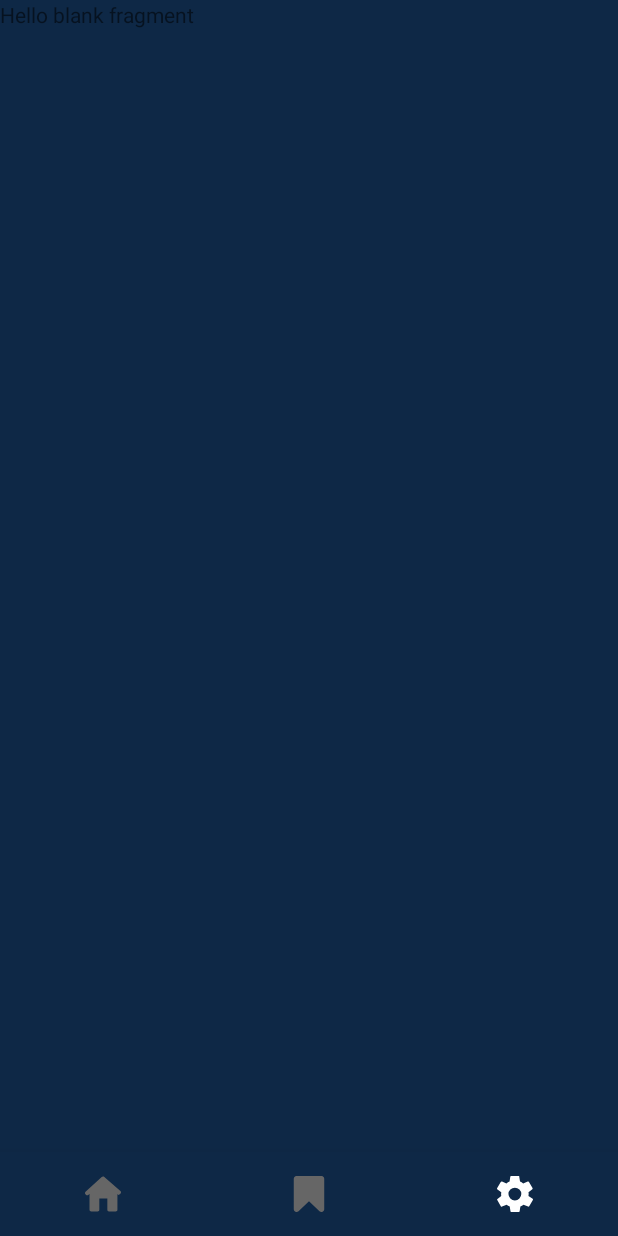
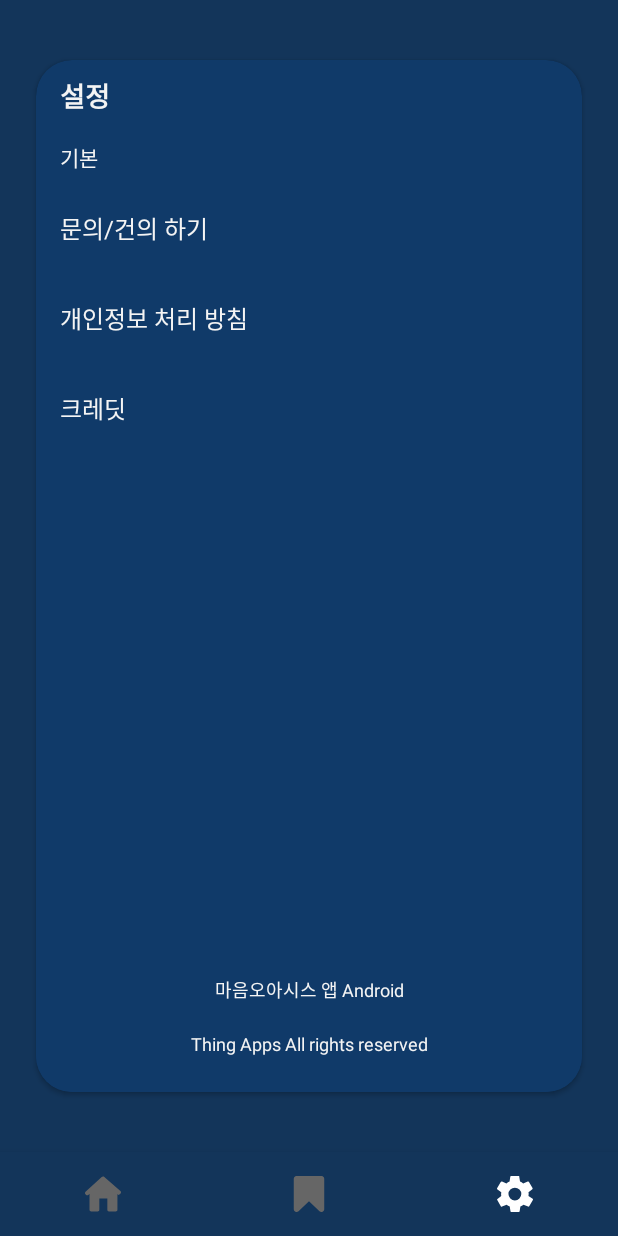
Before and after one commit to ahndwon/mind-oasis-android, an Android app: the screen it shows after launch (MainActivity), item 3 of the bottom bar chosen, on a phone screen of 412 x 824 dp. Run offline under Robolectric (Android 15) with nearby library versions, the phone set to English and light mode, and no system bars; 1 statement that could not run was skipped.

Commit message:
add settings layout

```diff
--- a/app/src/main/AndroidManifest.xml
+++ b/app/src/main/AndroidManifest.xml
@@ -1,6 +1,8 @@
 <?xml version="1.0" encoding="utf-8"?>
 <manifest xmlns:android="http://schemas.android.com/apk/res/android"
     package="xyz.thingapps.mindoasis">
+
+    <uses-permission android:name="android.permission.INTERNET" />
 
     <application
         android:name=".SharedApplication"
--- a/app/src/main/java/xyz/thingapps/mindoasis/activity/MainActivity.kt
+++ b/app/src/main/java/xyz/thingapps/mindoasis/activity/MainActivity.kt
@@ -1,12 +1,9 @@
 package xyz.thingapps.mindoasis.activity
 
-import android.net.Uri
 import android.os.Bundle
 import androidx.appcompat.app.AppCompatActivity
-import androidx.fragment.app.Fragment
 import kotlinx.android.synthetic.main.activity_main.*
 import org.jetbrains.anko.AnkoLogger
-import org.jetbrains.anko.debug
 import org.jetbrains.anko.toast
 import xyz.thingapps.mindoasis.R
 import xyz.thingapps.mindoasis.fragment.BookmarkFragment
@@ -15,24 +12,23 @@ import xyz.thingapps.mindoasis.fragment.SettingsFragment
 import xyz.thingapps.mindoasis.util.setStatusBarColor
 import xyz.thingapps.mindoasis.util.setStatusBarIconDark
 
-class MainActivity : AppCompatActivity(), SettingsFragment.OnFragmentInteractionListener, AnkoLogger {
+class MainActivity : AppCompatActivity(), AnkoLogger {
     private var backPressedTime = 0L
 
     companion object {
         const val FINISH_INTERVAL_TIME = 2000L
     }
 
-    override fun onFragmentInteraction(uri: Uri) {
-        debug("onFragmentInteraction")
-    }
 
     override fun onCreate(savedInstanceState: Bundle?) {
         super.onCreate(savedInstanceState)
         setContentView(R.layout.activity_main)
 
         supportFragmentManager.beginTransaction()
-                .replace(R.id.mainContainer,
-                        HomeFragment(), HomeFragment::class.java.name)
+            .replace(
+                R.id.fragmentContainer,
+                HomeFragment(), HomeFragment::class.java.name
+            )
             .commit()
 
         val list = listOf(
@@ -46,15 +42,18 @@ class MainActivity : AppCompatActivity(), SettingsFragment.OnFragmentInteraction
             when (list.indexOf(menuItem.itemId)) {
                 0 -> {
                     supportFragmentManager.beginTransaction()
-                        .replace(R.id.mainContainer, HomeFragment(), HomeFragment::class.java.name)
+                        .replace(
+                            R.id.fragmentContainer,
+                            HomeFragment(),
+                            HomeFragment::class.java.name
+                        )
                         .commit()
                     true
                 }
 
                 1 -> {
                     supportFragmentManager.beginTransaction()
-                            .replace(R.id.mainContainer, BookmarkFragment())
-//                            .addToBackStack(BookmarkFragment::class.java.name)
+                        .replace(R.id.fragmentContainer, BookmarkFragment())
                         .commit()
                     true
                 }
@@ -66,8 +65,7 @@ class MainActivity : AppCompatActivity(), SettingsFragment.OnFragmentInteraction
 
                 2 -> {
                     supportFragmentManager.beginTransaction()
-                            .replace(R.id.mainContainer, SettingsFragment())
-//                            .addToBackStack(SettingsFragment::class.java.name)
+                        .replace(R.id.fragmentContainer, SettingsFragment())
                         .commit()
                     true
                 }
@@ -82,17 +80,6 @@ class MainActivity : AppCompatActivity(), SettingsFragment.OnFragmentInteraction
         setStatusBarIconDark(false)
     }
 
-    override fun onAttachFragment(fragment: Fragment) {
-        if (fragment is SettingsFragment) {
-//            fragment.listener = object : SettingsFragment.OnFragmentInteractionListener {
-//                override fun onFragmentInteraction(uri: Uri) {
-//                    toast("Settings FragmentInteraction")
-//                }
-//            }
-            fragment.listener = this
-        }
-    }
-
     override fun onBackPressed() {
         val tempTime = System.currentTimeMillis()
         val intervalTime = tempTime - backPressedTime
--- a/app/src/main/java/xyz/thingapps/mindoasis/fragment/SettingsFragment.kt
+++ b/app/src/main/java/xyz/thingapps/mindoasis/fragment/SettingsFragment.kt
@@ -1,7 +1,5 @@
 package xyz.thingapps.mindoasis.fragment
 
-import android.content.Context
-import android.net.Uri
 import android.os.Bundle
 import android.view.LayoutInflater
 import android.view.View
@@ -9,32 +7,10 @@ import android.view.ViewGroup
 import androidx.fragment.app.Fragment
 import xyz.thingapps.mindoasis.R
 
-// TODO: Rename parameter arguments, choose names that match
-// the fragment initialization parameters, e.g. ARG_ITEM_NUMBER
-private const val ARG_PARAM1 = "param1"
-private const val ARG_PARAM2 = "param2"
-
-/**
- * A simple [Fragment] subclass.
- * Activities that contain this fragment must implement the
- * [SettingsFragment.OnFragmentInteractionListener] interface
- * to handle interaction events.
- * Use the [SettingsFragment.newInstance] factory method to
- * create an instance of this fragment.
- *
- */
 class SettingsFragment : Fragment() {
-    // TODO: Rename and change types of parameters
-    private var param1: String? = null
-    private var param2: String? = null
-    var listener: OnFragmentInteractionListener? = null
 
     override fun onCreate(savedInstanceState: Bundle?) {
         super.onCreate(savedInstanceState)
-        arguments?.let {
-            param1 = it.getString(ARG_PARAM1)
-            param2 = it.getString(ARG_PARAM2)
-        }
     }
 
     override fun onCreateView(
@@ -42,62 +18,18 @@ class SettingsFragment : Fragment() {
         savedInstanceState: Bundle?
     ): View? {
         // Inflate the layout for this fragment
-        return inflater.inflate(R.layout.fragment_settings, container, false)
+        return inflater.inflate(R.layout.settings_fragment, container, false)
     }
 
-    // TODO: Rename method, update argument and hook method into UI event
-    fun onButtonPressed(uri: Uri) {
-        listener?.onFragmentInteraction(uri)
-    }
-
-    override fun onAttach(context: Context) {
-        super.onAttach(context)
-        if (context is OnFragmentInteractionListener) {
-            listener = context
-        } else {
-            throw RuntimeException(context.toString() + " must implement OnFragmentInteractionListener")
-        }
-    }
-
-    override fun onDetach() {
-        super.onDetach()
-        listener = null
-    }
-
-    /**
-     * This interface must be implemented by activities that contain this
-     * fragment to allow an interaction in this fragment to be communicated
-     * to the activity and potentially other fragments contained in that
-     * activity.
-     *
-     *
-     * See the Android Training lesson [Communicating with Other Fragments]
-     * (http://developer.android.com/training/basics/fragments/communicating.html)
-     * for more information.
-     */
-
-    interface OnFragmentInteractionListener {
-        // TODO: Update argument type and name
-        fun onFragmentInteraction(uri: Uri)
+    override fun onActivityCreated(savedInstanceState: Bundle?) {
+        super.onActivityCreated(savedInstanceState)
     }
 
     companion object {
-        /**
-         * Use this factory method to create a new instance of
-         * this fragment using the provided parameters.
-         *
-         * @param param1 Parameter 1.
-         * @param param2 Parameter 2.
-         * @return A new instance of fragment SettingsFragment.
-         */
-        // TODO: Rename and change types and number of parameters
         @JvmStatic
-        fun newInstance(param1: String, param2: String) =
+        fun newInstance() =
             SettingsFragment().apply {
-                arguments = Bundle().apply {
-                    putString(ARG_PARAM1, param1)
-                    putString(ARG_PARAM2, param2)
-                }
+
             }
     }
 }
--- a/app/src/main/res/layout/activity_main.xml
+++ b/app/src/main/res/layout/activity_main.xml
@@ -2,13 +2,14 @@
 <androidx.constraintlayout.widget.ConstraintLayout xmlns:android="http://schemas.android.com/apk/res/android"
     xmlns:app="http://schemas.android.com/apk/res-auto"
     xmlns:tools="http://schemas.android.com/tools"
+    android:id="@+id/mainLayout"
     android:layout_width="match_parent"
     android:layout_height="match_parent"
     android:background="@color/veryDarkNavy"
     tools:context=".activity.MainActivity">
 
     <FrameLayout
-        android:id="@+id/mainContainer"
+        android:id="@+id/fragmentContainer"
         android:layout_width="match_parent"
         android:layout_height="0dp"
         app:layout_constraintTop_toTopOf="parent"
--- /dev/null
+++ b/app/src/main/res/layout/basic_info_navy.xml
@@ -0,0 +1,57 @@
+<?xml version="1.0" encoding="utf-8"?>
+<LinearLayout xmlns:android="http://schemas.android.com/apk/res/android"
+    xmlns:tools="http://schemas.android.com/tools"
+    android:layout_width="match_parent"
+    android:layout_height="wrap_content"
+    android:orientation="vertical"
+    tools:showIn="@layout/settings_fragment">
+
+    <TextView
+        style="@style/NavySettingTextView"
+        android:layout_width="match_parent"
+        android:layout_height="34dp"
+        android:text="@string/basic_info" />
+
+    <!--<View-->
+    <!--android:layout_width="match_parent"-->
+    <!--android:layout_height="1dp"-->
+    <!--android:background="@color/whiteDark" />-->
+
+    <TextView
+        android:id="@+id/emailButton"
+        style="@style/NavySettingButtonTextView"
+        android:layout_width="match_parent"
+        android:layout_height="60dp"
+        android:text="@string/enquire" />
+
+    <!--<View-->
+    <!--android:layout_width="match_parent"-->
+    <!--android:layout_height="1dp"-->
+    <!--android:background="@color/whiteDark" />-->
+
+
+    <TextView
+        android:id="@+id/policyButton"
+        style="@style/NavySettingButtonTextView"
+        android:layout_width="match_parent"
+        android:layout_height="60dp"
+        android:text="@string/personal_info_policy" />
+
+    <!--<View-->
+    <!--android:layout_width="match_parent"-->
+    <!--android:layout_height="1dp"-->
+    <!--android:background="@color/whiteDark" />-->
+
+    <TextView
+        android:id="@+id/creditButton"
+        style="@style/NavySettingButtonTextView"
+        android:layout_width="match_parent"
+        android:layout_height="60dp"
+        android:text="@string/credit" />
+
+    <!--<View-->
+    <!--android:layout_width="match_parent"-->
+    <!--android:layout_height="1dp"-->
+    <!--android:background="@color/whiteDark" />-->
+
+</LinearLayout>
--- a/app/src/main/res/layout/fragment_settings.xml
+++ /dev/null
@@ -1,14 +0,0 @@
-<?xml version="1.0" encoding="utf-8"?>
-<FrameLayout xmlns:android="http://schemas.android.com/apk/res/android"
-             xmlns:tools="http://schemas.android.com/tools"
-             android:layout_width="match_parent"
-             android:layout_height="match_parent"
-    tools:context=".fragment.SettingsFragment">
-
-    <!-- TODO: Update blank fragment layout -->
-    <TextView
-            android:layout_width="match_parent"
-            android:layout_height="match_parent"
-            android:text="@string/hello_blank_fragment"/>
-
-</FrameLayout>
--- /dev/null
+++ b/app/src/main/res/layout/settings_fragment.xml
@@ -0,0 +1,116 @@
+<?xml version="1.0" encoding="utf-8"?>
+<FrameLayout xmlns:android="http://schemas.android.com/apk/res/android"
+    xmlns:app="http://schemas.android.com/apk/res-auto"
+    xmlns:tools="http://schemas.android.com/tools"
+    android:layout_width="match_parent"
+    android:layout_height="match_parent"
+    android:background="@color/veryDarkNavy">
+
+    <androidx.cardview.widget.CardView
+        android:layout_width="match_parent"
+        android:layout_height="match_parent"
+        android:layout_marginStart="24dp"
+        android:layout_marginTop="40dp"
+        android:layout_marginEnd="24dp"
+        android:layout_marginBottom="40dp"
+        app:cardBackgroundColor="@color/darkNavy"
+        app:cardCornerRadius="24dp">
+
+        <androidx.constraintlayout.widget.ConstraintLayout
+            android:layout_width="match_parent"
+            android:layout_height="match_parent">
+
+            <androidx.appcompat.widget.Toolbar
+                android:id="@+id/toolbar"
+                android:layout_width="match_parent"
+                android:layout_height="48dp"
+                app:layout_constraintTop_toTopOf="parent">
+
+                <TextView
+                    android:id="@+id/toolbarLogo"
+                    android:layout_width="wrap_content"
+                    android:layout_height="wrap_content"
+                    android:text="설정"
+                    android:textColor="@color/whiteDark"
+                    android:textSize="18sp"
+                    android:textStyle="bold" />
+
+                <TextView
+                    android:id="@+id/toolbarTitle"
+                    android:layout_width="match_parent"
+                    android:layout_height="wrap_content"
+                    android:textAlignment="center"
+                    android:textColor="@android:color/black"
+                    android:textSize="16sp"
+                    android:textStyle="bold"
+                    android:visibility="gone"
+                    tools:text="타이틀" />
+
+            </androidx.appcompat.widget.Toolbar>
+
+            <!--<View-->
+            <!--android:id="@+id/guideline"-->
+            <!--android:layout_width="match_parent"-->
+            <!--android:layout_height="1dp"-->
+            <!--android:background="@color/gray"-->
+            <!--app:layout_constraintTop_toBottomOf="@id/toolbar" />-->
+
+            <androidx.appcompat.widget.LinearLayoutCompat
+                android:layout_width="match_parent"
+                android:layout_height="0dp"
+                android:orientation="vertical"
+                app:layout_constraintBottom_toBottomOf="parent"
+                app:layout_constraintTop_toBottomOf="@id/toolbar">
+
+                <include layout="@layout/basic_info_navy" />
+
+                <androidx.constraintlayout.widget.ConstraintLayout
+                    android:layout_width="match_parent"
+                    android:layout_height="match_parent"
+                    android:background="@color/darkNavy">
+
+
+                    <TextView
+                        android:id="@+id/styleweatherAppAndroid"
+                        android:layout_width="wrap_content"
+                        android:layout_height="wrap_content"
+                        android:layout_marginTop="26dp"
+                        android:text="@string/mind_oasis_app_android_ko"
+                        android:textColor="@color/whiteDark"
+                        android:textSize="12sp"
+                        app:layout_constraintBottom_toTopOf="@id/versionTextView"
+                        app:layout_constraintEnd_toEndOf="parent"
+                        app:layout_constraintStart_toStartOf="parent" />
+
+                    <TextView
+                        android:id="@+id/versionTextView"
+                        android:layout_width="wrap_content"
+                        android:layout_height="wrap_content"
+                        android:layout_marginBottom="2dp"
+                        android:textColor="@color/whiteDark"
+                        android:textSize="12sp"
+                        app:layout_constraintBottom_toTopOf="@id/allRightsReserved"
+                        app:layout_constraintEnd_toEndOf="parent"
+                        app:layout_constraintStart_toStartOf="parent" />
+
+                    <TextView
+                        android:id="@+id/allRightsReserved"
+                        android:layout_width="wrap_content"
+                        android:layout_height="wrap_content"
+                        android:layout_marginBottom="24dp"
+                        android:text="@string/all_rights_reserved_ko"
+                        android:textColor="@color/whiteDark"
+                        android:textSize="12sp"
+                        app:layout_constraintBottom_toBottomOf="parent"
+                        app:layout_constraintEnd_toEndOf="parent"
+                        app:layout_constraintStart_toStartOf="parent" />
+
+                </androidx.constraintlayout.widget.ConstraintLayout>
+
+            </androidx.appcompat.widget.LinearLayoutCompat>
+
+        </androidx.constraintlayout.widget.ConstraintLayout>
+
+    </androidx.cardview.widget.CardView>
+
+</FrameLayout>
--- a/app/src/main/res/values/colors.xml
+++ b/app/src/main/res/values/colors.xml
@@ -1,14 +1,23 @@
 <?xml version="1.0" encoding="utf-8"?>
 <resources>
     <color name="colorPrimary">#008577</color>
-    <color name="colorPrimaryDark">#0E2846</color>
+    <color name="colorPrimaryDark">#13355A</color>
     <color name="colorAccent">#000000</color>
 
     <color name="lightBlack">#1f1f1f</color>
-    <color name="darkNavy">#0D2F55</color>
-    <color name="veryDarkNavy">#0E2846</color>
+    <color name="darkNavy">#103A69</color>
+    <color name="veryDarkNavy">#13355A</color>
     <color name="white">#FFFFFF</color>
     <color name="lightWhite">#eeeeee</color>
+
+    <color name="whiteDark">#f4f4f4</color>
+    <color name="transparent">#00000000</color>
+    <color name="gray">#aaaaaa</color>
+
+    <color name="textLightBlack">#474747</color>
+    <color name="textLightGray">#a2a2a2</color>
+    <color name="textDarkGray">#7e7e7e</color>
+
 
     <drawable name="navigationSelected">#000000</drawable>
     <drawable name="navigationSelectedWhite">#FFFFFF</drawable>
--- a/app/src/main/res/values/strings.xml
+++ b/app/src/main/res/values/strings.xml
@@ -13,5 +13,13 @@
     <string name="title_home">home</string>
 
     <string name="backButtonMessage">\'뒤로\' 버튼 한번 더 누르면 종료됩니다.</string>
+    <string name="basic_info">기본</string>
+    <string name="enquire">문의/건의 하기</string>
+    <string name="personal_info_policy">개인정보 처리 방침</string>
+    <string name="credit">크레딧</string>
+
+    <string name="mind_oasis_app_android_ko">마음오아시스 앱 Android</string>
+    <string name="all_rights_reserved_ko">Thing Apps All rights reserved</string>
+
 
 </resources>
--- a/app/src/main/res/values/styles.xml
+++ b/app/src/main/res/values/styles.xml
@@ -7,4 +7,40 @@
         <item name="colorAccent">@color/colorAccent</item>
     </style>
 
+    <style name="SettingButtonTextView">
+        <item name="android:textColor">@color/textLightBlack</item>
+        <item name="android:textSize">16sp</item>
+        <item name="android:gravity">center_vertical</item>
+        <item name="android:paddingStart">16dp</item>
+        <item name="android:paddingEnd">16dp</item>
+        <item name="android:background">@color/white</item>
+    </style>
+
+    <style name="SettingTextView">
+        <item name="android:textColor">@color/textDarkGray</item>
+        <item name="android:textSize">14sp</item>
+        <item name="android:gravity">center_vertical</item>
+        <item name="android:paddingStart">16dp</item>
+        <item name="android:paddingEnd">16dp</item>
+        <item name="android:background">@color/whiteDark</item>
+    </style>
+
+    <style name="NavySettingButtonTextView">
+        <item name="android:textColor">@color/whiteDark</item>
+        <item name="android:textSize">16sp</item>
+        <item name="android:gravity">center_vertical</item>
+        <item name="android:paddingStart">16dp</item>
+        <item name="android:paddingEnd">16dp</item>
+        <item name="android:background">@color/darkNavy</item>
+    </style>
+
+    <style name="NavySettingTextView">
+        <item name="android:textColor">@color/whiteDark</item>
+        <item name="android:textSize">14sp</item>
+        <item name="android:gravity">center_vertical</item>
+        <item name="android:paddingStart">16dp</item>
+        <item name="android:paddingEnd">16dp</item>
+        <item name="android:background">@color/darkNavy</item>
+    </style>
+
 </resources>
```
Also changed, not shown: app/src/main/res/layout/basic_info.xml (added, +57 -0 lines). Lines whose indentation alone changed are shown as unchanged.
